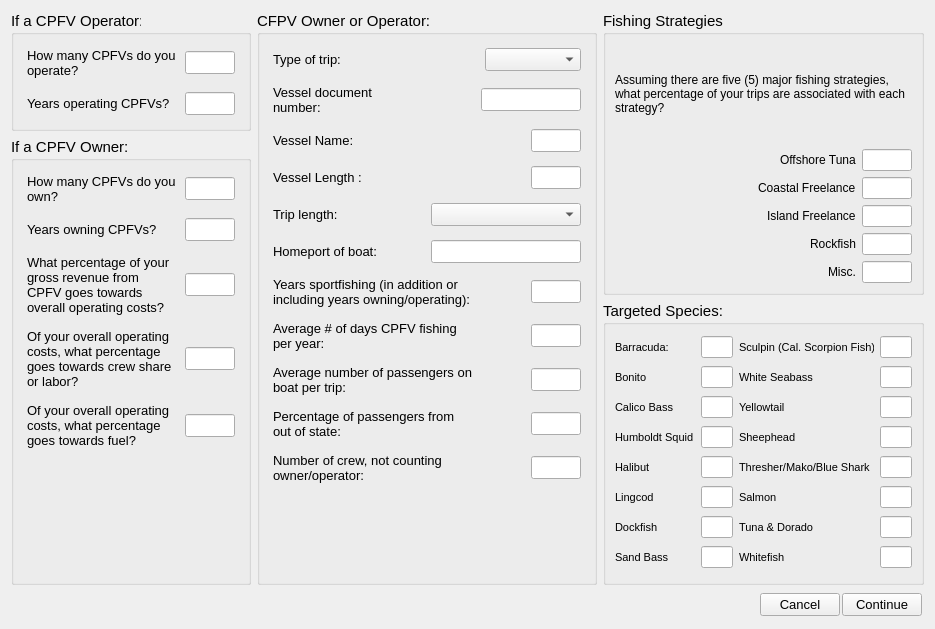
The window that mlpa_scsr_rec_cpfv/Interview/rec_cpfv.ui (Ecotrust/openoceanmap-desktop) describes before a commit, drawn with Qt 5.
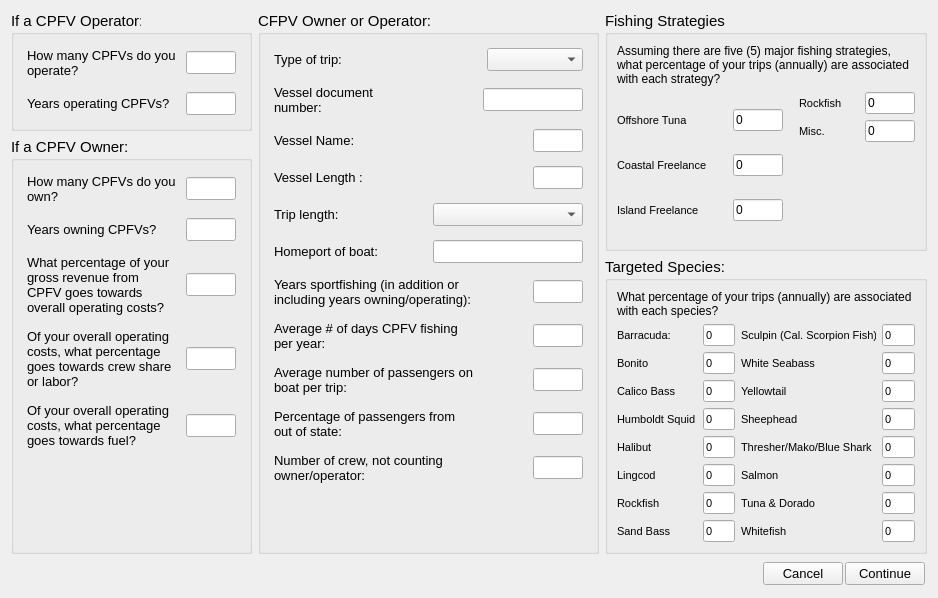
The same window after the commit.

Patch:
```diff
--- a/mlpa_scsr_rec_cpfv/Interview/rec_cpfv.ui
+++ b/mlpa_scsr_rec_cpfv/Interview/rec_cpfv.ui
@@ -8,8 +8,8 @@
    <rect>
     <x>0</x>
     <y>0</y>
-    <width>935</width>
-    <height>629</height>
+    <width>938</width>
+    <height>598</height>
    </rect>
   </property>
   <property name="windowTitle" >
@@ -1791,7 +1791,7 @@
              </font>
             </property>
             <property name="text" >
-             <string>Assuming there are five (5) major fishing strategies, what percentage of your trips are associated with each strategy?</string>
+             <string>Assuming there are five (5) major fishing strategies, what percentage of your trips (annually) are associated with each strategy?</string>
             </property>
             <property name="wordWrap" >
              <bool>true</bool>
@@ -1801,23 +1801,26 @@
           <item>
            <layout class="QHBoxLayout" >
             <item>
-             <spacer>
-              <property name="orientation" >
-               <enum>Qt::Horizontal</enum>
-              </property>
-              <property name="sizeHint" >
-               <size>
-                <width>40</width>
-                <height>20</height>
-               </size>
-              </property>
-             </spacer>
-            </item>
+             <layout class="QVBoxLayout" >
+              <item>
+               <layout class="QHBoxLayout" >
             <item>
              <widget class="QLabel" name="label_2" >
+                  <property name="minimumSize" >
+                   <size>
+                    <width>110</width>
+                    <height>0</height>
+                   </size>
+                  </property>
+                  <property name="maximumSize" >
+                   <size>
+                    <width>110</width>
+                    <height>16777215</height>
+                   </size>
+                  </property>
               <property name="font" >
                <font>
-                <pointsize>9</pointsize>
+                    <pointsize>8</pointsize>
                </font>
               </property>
               <property name="text" >
@@ -1848,7 +1851,7 @@
                </font>
               </property>
               <property name="text" >
-               <string/>
+                   <string>0</string>
               </property>
              </widget>
             </item>
@@ -1856,24 +1859,23 @@
           </item>
           <item>
            <layout class="QHBoxLayout" >
-            <item>
-             <spacer>
-              <property name="orientation" >
-               <enum>Qt::Horizontal</enum>
-              </property>
-              <property name="sizeHint" >
-               <size>
-                <width>40</width>
-                <height>20</height>
-               </size>
-              </property>
-             </spacer>
-            </item>
             <item>
              <widget class="QLabel" name="label_3" >
+                  <property name="minimumSize" >
+                   <size>
+                    <width>110</width>
+                    <height>0</height>
+                   </size>
+                  </property>
+                  <property name="maximumSize" >
+                   <size>
+                    <width>110</width>
+                    <height>16777215</height>
+                   </size>
+                  </property>
               <property name="font" >
                <font>
-                <pointsize>9</pointsize>
+                    <pointsize>8</pointsize>
                </font>
               </property>
               <property name="text" >
@@ -1882,7 +1884,7 @@
              </widget>
             </item>
             <item>
-             <widget class="QLineEdit" name="cpfv_strat_coastal" >
+                 <widget class="QLineEdit" name="cpfv_strat_coast" >
               <property name="enabled" >
                <bool>true</bool>
               </property>
@@ -1904,7 +1906,7 @@
                </font>
               </property>
               <property name="text" >
-               <string/>
+                   <string>0</string>
               </property>
              </widget>
             </item>
@@ -1912,24 +1914,23 @@
           </item>
           <item>
            <layout class="QHBoxLayout" >
-            <item>
-             <spacer>
-              <property name="orientation" >
-               <enum>Qt::Horizontal</enum>
-              </property>
-              <property name="sizeHint" >
-               <size>
-                <width>40</width>
-                <height>20</height>
-               </size>
-              </property>
-             </spacer>
-            </item>
             <item>
              <widget class="QLabel" name="label_5" >
+                  <property name="minimumSize" >
+                   <size>
+                    <width>110</width>
+                    <height>0</height>
+                   </size>
+                  </property>
+                  <property name="maximumSize" >
+                   <size>
+                    <width>110</width>
+                    <height>16777215</height>
+                   </size>
+                  </property>
               <property name="font" >
                <font>
-                <pointsize>9</pointsize>
+                    <pointsize>8</pointsize>
                </font>
               </property>
               <property name="text" >
@@ -1960,14 +1961,14 @@
                </font>
               </property>
               <property name="text" >
-               <string/>
+                   <string>0</string>
               </property>
              </widget>
             </item>
            </layout>
           </item>
-          <item>
-           <layout class="QHBoxLayout" >
+             </layout>
+            </item>
             <item>
              <spacer>
               <property name="orientation" >
@@ -1981,11 +1982,27 @@
               </property>
              </spacer>
             </item>
+            <item>
+             <layout class="QVBoxLayout" >
+              <item>
+               <layout class="QHBoxLayout" >
             <item>
              <widget class="QLabel" name="label_4" >
+                  <property name="minimumSize" >
+                   <size>
+                    <width>60</width>
+                    <height>0</height>
+                   </size>
+                  </property>
+                  <property name="maximumSize" >
+                   <size>
+                    <width>60</width>
+                    <height>16777215</height>
+                   </size>
+                  </property>
               <property name="font" >
                <font>
-                <pointsize>9</pointsize>
+                    <pointsize>8</pointsize>
                </font>
               </property>
               <property name="text" >
@@ -1994,7 +2011,7 @@
              </widget>
             </item>
             <item>
-             <widget class="QLineEdit" name="cpfv_strat_rockfish" >
+                 <widget class="QLineEdit" name="cpfv_strat_rock" >
               <property name="enabled" >
                <bool>true</bool>
               </property>
@@ -2016,7 +2033,7 @@
                </font>
               </property>
               <property name="text" >
-               <string/>
+                   <string>0</string>
               </property>
              </widget>
             </item>
@@ -2024,24 +2041,23 @@
           </item>
           <item>
            <layout class="QHBoxLayout" >
-            <item>
-             <spacer>
-              <property name="orientation" >
-               <enum>Qt::Horizontal</enum>
-              </property>
-              <property name="sizeHint" >
-               <size>
-                <width>40</width>
-                <height>20</height>
-               </size>
-              </property>
-             </spacer>
-            </item>
             <item>
              <widget class="QLabel" name="label_6" >
+                  <property name="minimumSize" >
+                   <size>
+                    <width>60</width>
+                    <height>0</height>
+                   </size>
+                  </property>
+                  <property name="maximumSize" >
+                   <size>
+                    <width>60</width>
+                    <height>16777215</height>
+                   </size>
+                  </property>
               <property name="font" >
                <font>
-                <pointsize>9</pointsize>
+                    <pointsize>8</pointsize>
                </font>
               </property>
               <property name="text" >
@@ -2072,9 +2088,26 @@
                </font>
               </property>
               <property name="text" >
-               <string/>
-              </property>
-             </widget>
+                   <string>0</string>
+                  </property>
+                 </widget>
+                </item>
+               </layout>
+              </item>
+              <item>
+               <spacer>
+                <property name="orientation" >
+                 <enum>Qt::Vertical</enum>
+                </property>
+                <property name="sizeHint" >
+                 <size>
+                  <width>20</width>
+                  <height>40</height>
+                 </size>
+                </property>
+               </spacer>
+              </item>
+             </layout>
             </item>
            </layout>
           </item>
@@ -2091,6 +2124,23 @@
          <property name="title" >
           <string>Targeted Species:</string>
          </property>
+         <layout class="QVBoxLayout" >
+          <item>
+           <widget class="QLabel" name="label_12" >
+            <property name="font" >
+             <font>
+              <pointsize>9</pointsize>
+             </font>
+            </property>
+            <property name="text" >
+             <string>What percentage of your trips (annually) are associated with each species?</string>
+            </property>
+            <property name="wordWrap" >
+             <bool>true</bool>
+            </property>
+           </widget>
+          </item>
+          <item>
          <layout class="QHBoxLayout" >
           <item>
            <layout class="QVBoxLayout" >
@@ -2143,7 +2193,7 @@
                  </font>
                 </property>
                 <property name="text" >
-                 <string/>
+                   <string>0</string>
                 </property>
                </widget>
               </item>
@@ -2198,7 +2248,7 @@
                  </font>
                 </property>
                 <property name="text" >
-                 <string/>
+                   <string>0</string>
                 </property>
                </widget>
               </item>
@@ -2253,7 +2303,7 @@
                  </font>
                 </property>
                 <property name="text" >
-                 <string/>
+                   <string>0</string>
                 </property>
                </widget>
               </item>
@@ -2308,7 +2358,7 @@
                  </font>
                 </property>
                 <property name="text" >
-                 <string/>
+                   <string>0</string>
                 </property>
                </widget>
               </item>
@@ -2363,7 +2413,7 @@
                  </font>
                 </property>
                 <property name="text" >
-                 <string/>
+                   <string>0</string>
                 </property>
                </widget>
               </item>
@@ -2418,7 +2468,7 @@
                  </font>
                 </property>
                 <property name="text" >
-                 <string/>
+                   <string>0</string>
                 </property>
                </widget>
               </item>
@@ -2446,12 +2496,12 @@
                  </font>
                 </property>
                 <property name="text" >
-                 <string>Dockfish</string>
+                   <string>Rockfish</string>
                 </property>
                </widget>
               </item>
               <item>
-               <widget class="QLineEdit" name="cpfv_target_dockfish" >
+                 <widget class="QLineEdit" name="cpfv_target_rockfish" >
                 <property name="enabled" >
                  <bool>true</bool>
                 </property>
@@ -2473,7 +2523,7 @@
                  </font>
                 </property>
                 <property name="text" >
-                 <string/>
+                   <string>0</string>
                 </property>
                </widget>
               </item>
@@ -2528,7 +2578,7 @@
                  </font>
                 </property>
                 <property name="text" >
-                 <string/>
+                   <string>0</string>
                 </property>
                </widget>
               </item>
@@ -2587,7 +2637,7 @@
                  </font>
                 </property>
                 <property name="text" >
-                 <string/>
+                   <string>0</string>
                 </property>
                </widget>
               </item>
@@ -2642,7 +2692,7 @@
                  </font>
                 </property>
                 <property name="text" >
-                 <string/>
+                   <string>0</string>
                 </property>
                </widget>
               </item>
@@ -2697,7 +2747,7 @@
                  </font>
                 </property>
                 <property name="text" >
-                 <string/>
+                   <string>0</string>
                 </property>
                </widget>
               </item>
@@ -2752,7 +2802,7 @@
                  </font>
                 </property>
                 <property name="text" >
-                 <string/>
+                   <string>0</string>
                 </property>
                </widget>
               </item>
@@ -2807,7 +2857,7 @@
                  </font>
                 </property>
                 <property name="text" >
-                 <string/>
+                   <string>0</string>
                 </property>
                </widget>
               </item>
@@ -2862,7 +2912,7 @@
                  </font>
                 </property>
                 <property name="text" >
-                 <string/>
+                   <string>0</string>
                 </property>
                </widget>
               </item>
@@ -2917,7 +2967,7 @@
                  </font>
                 </property>
                 <property name="text" >
-                 <string/>
+                   <string>0</string>
                 </property>
                </widget>
               </item>
@@ -2972,9 +3022,11 @@
                  </font>
                 </property>
                 <property name="text" >
-                 <string/>
-                </property>
-               </widget>
+                   <string>0</string>
+                  </property>
+                 </widget>
+                </item>
+               </layout>
               </item>
              </layout>
             </item>
```
Left out of the diff: 6 changed lines with no effect on the pictures. Lines whose indentation alone changed are shown as unchanged.
